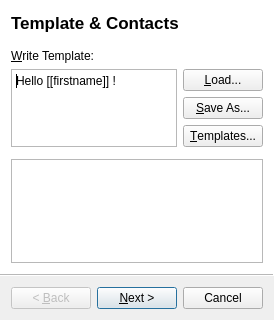
The window that mainwizard.ui (ceefour/messagemerge) describes before a commit, drawn with Qt 5.
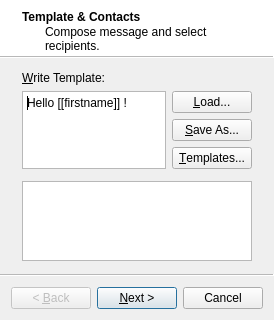
The same window after the commit.

```diff
--- a/mainwizard.ui
+++ b/mainwizard.ui
@@ -29,6 +29,9 @@
    <property name="title">
     <string>Template &amp; Contacts</string>
    </property>
+   <property name="subTitle">
+    <string>Compose message and select recipients.</string>
+   </property>
    <attribute name="pageId">
     <string notr="true">1</string>
    </attribute>
```
Left out of the diff: 6 changed lines with no effect on the pictures.
